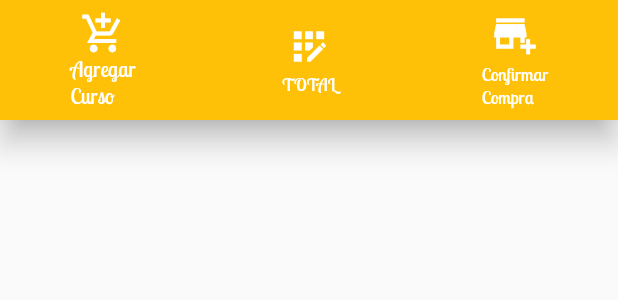
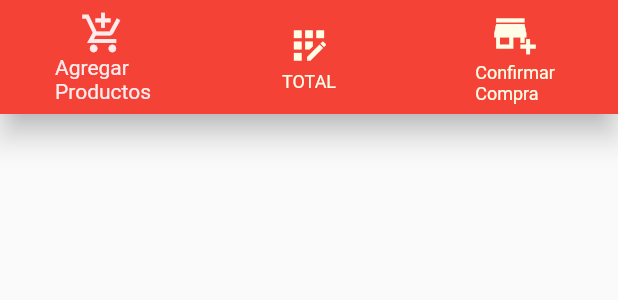
Before and after one commit to dap88/ciclo_4, a Flutter app: what carritoBar() shows on an empty page, opened directly with empty values, on a phone screen of 412 x 824 dp. Shown: the top 300 px of the screen. Run offline on Flutter 3.47's test engine with Material 2 defaults, Android fonts, the phone set to English and light mode, and no system bars; our stand-ins replace cloud_firestore, firebase_core, firebase_messaging, fluttertoast, google_maps_flutter; accounts and stored records are empty; network calls fail; Roboto replaces fonts that are missing (Coiny).

Commit message:
Sprint 4
Actualización de las funcionalidades de los sprints 1 al 4

```diff
--- a/mipymeapp/lib/carritodeCompras.dart
+++ b/mipymeapp/lib/carritodeCompras.dart
@@ -22,8 +22,10 @@ class _carritoComprasState extends State<carritoCompras> {
   @override
   Widget build(BuildContext context) {
     return Scaffold(
+      backgroundColor: Colors.lightBlue[50],
       appBar: AppBar(
-        title: Text("Carrito de Compras"),
+        backgroundColor: Colors.red[700],
+        title: Text("Carrito de Compras", style: TextStyle(fontFamily: 'AbrilFatface', fontSize: 28),),
       ),
       drawer: menu(),
       body: Center(
@@ -97,13 +99,13 @@ class _carritoBarState extends State<carritoBar> {
   @override
   Widget build(BuildContext context) {
     return BottomNavigationBar(
-      backgroundColor: Colors.amber,
-      selectedItemColor: Colors.white,
-      unselectedItemColor: Colors.white,
+      backgroundColor: Colors.red,
+      selectedItemColor: Colors.red[50],
+      unselectedItemColor: Colors.yellow[50],
       items: [
         BottomNavigationBarItem(
             icon: Icon(Icons.add_shopping_cart_sharp, size: 30),
-            label: "Agregar\nCurso"
+            label: "Agregar\nProductos"
         ),
         BottomNavigationBarItem(
             icon: Icon(Icons.app_registration, size: 30),
--- a/mipymeapp/lib/listaNegocios.dart
+++ b/mipymeapp/lib/listaNegocios.dart
@@ -54,7 +54,7 @@ class _listaNegociosState extends State<listaNegocios> {
                 onTap:(){
                   Navigator.push(context, MaterialPageRoute(builder: (context)=>registrarPedido(id: codigos[i], cedula: widget.cedula)));
                 },
-                title: cuadroImagenes(url: negocios[i]['foto'],texto: negocios[i]['nombre']+'\n'+negocios[i]['direccion']+'\n'+negocios[i]['celular'])
+                title: cuadroImagenes(url: negocios[i]['foto'],texto: negocios[i]['nombre']+'\n'+negocios[i]['direccion']+'\n'+negocios[i]['celular'].toString())
             );
           }),
     );
--- a/mipymeapp/lib/negocios.dart
+++ b/mipymeapp/lib/negocios.dart
@@ -1,7 +1,10 @@
+import 'package:cloud_firestore/cloud_firestore.dart';
+import 'package:flutter/cupertino.dart';
 import 'package:flutter/material.dart';
 import 'package:mipymeapp/registroClientes.dart';
 import 'package:mipymeapp/resultadoConsulta.dart';
 import 'package:url_launcher/url_launcher.dart';
+import 'package:mipymeapp/mapas.dart';
 import 'main.dart';
 
 class negocios extends StatelessWidget {
@@ -25,7 +28,7 @@ class negocios extends StatelessWidget {
             onPressed: (){
               launch(negocio.paginaweb.toString());
             },
-            child: Text("Pagina web"))
+            child: Text("Pagina web")),
         ],
       ),
       floatingActionButton: FloatingActionButton(
--- a/mipymeapp/lib/registrarPedido.dart
+++ b/mipymeapp/lib/registrarPedido.dart
@@ -60,7 +60,7 @@ class _registrarPedidoState extends State<registrarPedido> {
               leading: Icon(Icons.add_box, size: 30, color: Colors.blue),
               title: Container(
                 padding: EdgeInsets.all(20.0),
-                color: Colors.yellow,
+                color: Colors.red[50],
                 child: Text(listaProductos[i]['nombre'] + " - " +
                     listaProductos[i]['descripcion'] + " - " +
                     listaProductos[i]['precio'].toString()),
--- a/mipymeapp/lib/registroClientes.dart
+++ b/mipymeapp/lib/registroClientes.dart
@@ -109,9 +109,11 @@ class _registroClientesState extends State<registroClientes> {
               child: TextField(
                 controller: clave,
                 style: TextStyle(color: Colors.red[50]),
+                obscureText: true,
                 decoration: InputDecoration(
                     fillColor: Colors.red,
                     filled: true,
+                    border: OutlineInputBorder(),
                     icon: Icon(Icons.app_registration_sharp, size: 25, color: Colors.red[900]),
                     hintText: "Digite una contraseña para el sistema",
                     hintStyle: TextStyle(color: Colors.black54)
```
Also changed, not shown: mipymeapp/lib/main.dart (+1 -41 lines), mipymeapp/lib/mapas.dart (+16 -2 lines), mipymeapp/fuentes/Anton-Regular.ttf (added), mipymeapp/fuentes/BigshotOne-Regular.ttf (added), mipymeapp/fuentes/Capriola-Regular.ttf (added), mipymeapp/fuentes/Coiny-Regular.ttf (added).
